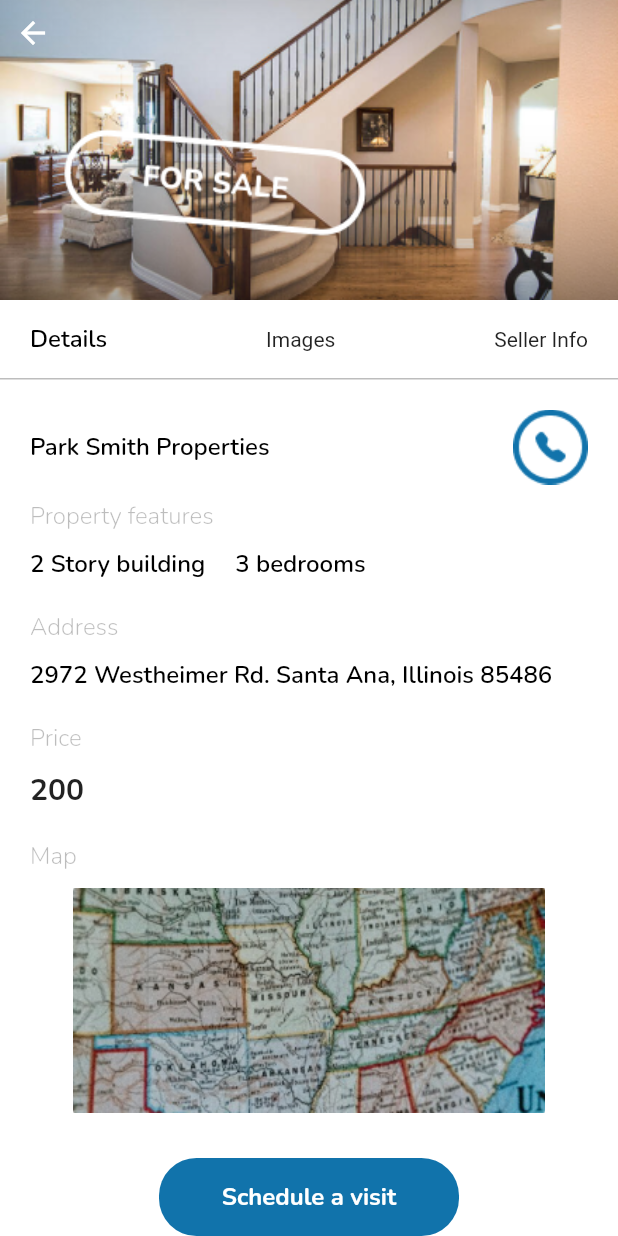
After one commit to akpanphilip/pinearth, a Flutter app: the FullViewProperty screen opened directly, on a phone screen of 412 x 824 dp. The commit adds this screen. Run offline on Flutter 3.47's test engine with Material 2 defaults, Android fonts, the light colour scheme and no system bars; our stand-ins replace animated_bottom_navigation_bar, flutter_svg, get, google_fonts, iconly, page_transition and 1 more.

Commit message:
added fullview property screen

```diff
--- a/pinearth/lib/custom_widgets/custom_widgets.dart
+++ b/pinearth/lib/custom_widgets/custom_widgets.dart
@@ -133,7 +133,7 @@ class PropertyWidget extends StatelessWidget {
                     style: GoogleFonts.nunito(
                         color: Color(0xff000000),
                         fontSize: 12,
-                        fontWeight: FontWeight.w400)),
+                        fontWeight: FontWeight.w600)),
                 SizedBox(height: 10),
                 Row(
                   children: [
@@ -157,7 +157,7 @@ class PropertyWidget extends StatelessWidget {
                               ),
                               Text('${bedroom} bedroom flat',
                                   style: GoogleFonts.nunito(
-                                      color: Color(0xff000000), fontSize: 7))
+                                      color: Color(0xff000000), fontSize: 8))
                             ],
                           ),
                         ),
@@ -184,7 +184,7 @@ class PropertyWidget extends StatelessWidget {
                               ),
                               Text('${bathroom} bathrooms',
                                   style: GoogleFonts.nunito(
-                                      color: Color(0xff000000), fontSize: 7))
+                                      color: Color(0xff000000), fontSize: 8))
                             ],
                           ),
                         ),
@@ -211,7 +211,7 @@ class PropertyWidget extends StatelessWidget {
                               ),
                               Text('${sqr} sqr feet',
                                   style: GoogleFonts.nunito(
-                                      color: Color(0xff000000), fontSize: 7))
+                                      color: Color(0xff000000), fontSize: 8))
                             ],
                           ),
                         ),
@@ -379,7 +379,7 @@ class AppbarTitle extends StatelessWidget {
     return Text(text,
         textAlign: TextAlign.start,
         style: GoogleFonts.nunito(
-            color: Colors.black, fontSize: 16, fontWeight: FontWeight.w800));
+            color: Colors.black, fontSize: 18, fontWeight: FontWeight.w800));
   }
 }
 
--- a/pinearth/lib/main.dart
+++ b/pinearth/lib/main.dart
@@ -19,9 +19,9 @@ class MyApp extends StatelessWidget {
   Widget build(BuildContext context) {
     return MaterialApp(
       title: 'Pinearth',
-      theme: ThemeData(
-        primaryColor: Color(0x0f1173AB), // Set the primary color
-      ),
+      // theme: ThemeData(
+      //   primaryColor: Color(0x0f1173AB), // Set the primary color
+      // ),
       debugShowCheckedModeBanner: false,
       home: const OnboardingScreen(),
     );
--- /dev/null
+++ b/pinearth/lib/screens/fullview_property.dart
@@ -0,0 +1,244 @@
+// ignore_for_file: prefer_const_constructors, prefer_const_literals_to_create_immutables, unnecessary_string_interpolations
+
+import 'package:flutter/material.dart';
+import 'package:google_fonts/google_fonts.dart';
+
+class FullViewProperty extends StatefulWidget {
+  const FullViewProperty({super.key});
+
+  @override
+  State<FullViewProperty> createState() => _FullViewPropertyState();
+}
+
+class _FullViewPropertyState extends State<FullViewProperty> {
+  @override
+  Widget build(BuildContext context) {
+    return SafeArea(
+        child: Scaffold(
+      backgroundColor: Colors.white,
+      body: SingleChildScrollView(
+        child: Column(
+          children: [
+            Container(
+              height: 200,
+              decoration: BoxDecoration(
+                  image: DecorationImage(
+                      image: AssetImage('assets/images/full_property_view.png'),
+                      fit: BoxFit.cover)),
+              child: Stack(
+                children: [
+                  Positioned(
+                      top: 10,
+                      left: 10,
+                      child: Icon(
+                        Icons.arrow_back,
+                        color: Colors.white,
+                      )),
+                  Positioned(
+                      bottom: 40,
+                      left: 40,
+                      child: Image(image: AssetImage('assets/images/tag.png')))
+                ],
+              ),
+            ),
+            Container(
+              decoration: BoxDecoration(
+                  border: Border(bottom: BorderSide(color: Colors.black26))),
+              child: Padding(
+                padding:
+                    const EdgeInsets.symmetric(vertical: 15, horizontal: 20),
+                child: Row(
+                  mainAxisAlignment: MainAxisAlignment.spaceBetween,
+                  children: [
+                    GestureDetector(
+                      onTap: () => Navigator.push(
+                        context,
+                        MaterialPageRoute(
+                            builder: (context) => FullViewProperty()),
+                      ),
+                      child: Text(
+                        'Details',
+                        style: GoogleFonts.nunito(
+                            fontSize: 16,
+                            color: Colors.black,
+                            fontWeight: FontWeight.w600),
+                      ),
+                    ),
+                    Text('Images'),
+                    GestureDetector(
+                        onTap: () => Navigator.push(
+                              context,
+                              MaterialPageRoute(
+                                  builder: (context) => FullViewProperty()),
+                            ),
+                        child: Text('Seller Info')),
+                  ],
+                ),
+              ),
+            ),
+            Padding(
+              padding: const EdgeInsets.all(20.0),
+              child: Container(
+                child: Column(
+                  mainAxisAlignment: MainAxisAlignment.start,
+                  children: [
+                    Row(
+                      mainAxisAlignment: MainAxisAlignment.spaceBetween,
+                      children: [
+                        Text(
+                          'Park Smith Properties',
+                          style: GoogleFonts.nunito(
+                              color: Colors.black,
+                              fontSize: 16,
+                              fontWeight: FontWeight.w600),
+                        ),
+                        Image(image: AssetImage('assets/images/call.png'))
+                      ],
+                    ),
+                    SizedBox(height: 10),
+                    Row(
+                      mainAxisAlignment: MainAxisAlignment.start,
+                      children: [
+                        LabelProperty(text: 'Property features'),
+                      ],
+                    ),
+                    SizedBox(height: 10),
+                    Row(
+                      children: [
+                        PropertyFeature(text: '2 Story building'),
+                        SizedBox(width: 20),
+                        PropertyFeature(text: '3 bedrooms'),
+                      ],
+                    ),
+                    SizedBox(height: 20),
+                    Row(
+                      mainAxisAlignment: MainAxisAlignment.start,
+                      children: [
+                        LabelProperty(text: 'Address'),
+                      ],
+                    ),
+                    SizedBox(height: 10),
+                    Row(
+                      children: [
+                        PropertyFeature(
+                            text:
+                                '2972 Westheimer Rd. Santa Ana, Illinois 85486 '),
+                      ],
+                    ),
+                    SizedBox(height: 20),
+                    Row(
+                      mainAxisAlignment: MainAxisAlignment.start,
+                      children: [
+                        LabelProperty(text: 'Price'),
+                      ],
+                    ),
+                    SizedBox(height: 10),
+                    Row(
+                      children: [
+                        Price(price: '200'),
+                      ],
+                    ),
+                    SizedBox(height: 20),
+                    Row(
+                      mainAxisAlignment: MainAxisAlignment.start,
+                      children: [
+                        LabelProperty(text: 'Map'),
+                      ],
+                    ),
+                    SizedBox(height: 10),
+                    Container(
+                      width: double.infinity,
+                      height: 150,
+                      decoration: BoxDecoration(
+                          image: DecorationImage(
+                              image: AssetImage('assets/images/map.png'))),
+                    ),
+                    SizedBox(height: 30),
+                    Center(
+                      child: SizedBox(
+                        width: 200,
+                        child: ElevatedButton(
+                            style: ElevatedButton.styleFrom(
+                                elevation: 0,
+                                backgroundColor: Color(0xff1173AB),
+                                shape: RoundedRectangleBorder(
+                                    borderRadius: BorderRadius.circular(25))),
+                            onPressed: () {
+                              // Navigator.push(
+                              //   context,
+                              //   MaterialPageRoute(
+                              //       builder: (context) => ProfileScreen()),
+                              // );
+                            },
+                            child: Padding(
+                              padding: const EdgeInsets.all(15.0),
+                              child: Text(
+                                'Schedule a visit',
+                                style: GoogleFonts.nunito(
+                                    fontSize: 16,
+                                    color: Colors.white,
+                                    fontWeight: FontWeight.w700),
+                              ),
+                            )),
+                      ),
+                    ),
+                  ],
+                ),
+              ),
+            )
+          ],
+        ),
+      ),
+    ));
+  }
+}
+
+class Price extends StatelessWidget {
+  final String price;
+  const Price({
+    super.key,
+    required this.price,
+  });
+
+  @override
+  Widget build(BuildContext context) {
+    return Text(
+      price,
+      style: GoogleFonts.nunito(fontSize: 20, fontWeight: FontWeight.w700),
+    );
+  }
+}
+
+class LabelProperty extends StatelessWidget {
+  final String text;
+  const LabelProperty({
+    super.key,
+    required this.text,
+  });
+
+  @override
+  Widget build(BuildContext context) {
+    return Text(
+      text,
+      style: GoogleFonts.nunito(
+          color: Colors.black26, fontWeight: FontWeight.w300, fontSize: 16),
+    );
+  }
+}
+
+class PropertyFeature extends StatelessWidget {
+  final String text;
+  const PropertyFeature({
+    super.key,
+    required this.text,
+  });
+
+  @override
+  Widget build(BuildContext context) {
+    return Text(
+      text,
+      style: GoogleFonts.nunito(
+          fontWeight: FontWeight.w600, fontSize: 16, color: Colors.black),
+    );
+  }
+}
--- a/pinearth/lib/screens/listed_complete_screen.dart
+++ b/pinearth/lib/screens/listed_complete_screen.dart
@@ -2,6 +2,7 @@
 
 import 'package:flutter/material.dart';
 import 'package:google_fonts/google_fonts.dart';
+import 'package:pinearth/screens/root_screen.dart';
 import 'package:pinearth/screens/search_screen.dart';
 
 import '../custom_widgets/custom_widgets.dart';
@@ -43,7 +44,7 @@ class ListedComplete extends StatelessWidget {
                     onPressed: () {
                       Navigator.pushReplacement(
                         context,
-                        MaterialPageRoute(builder: (context) => SearchScreen()),
+                        MaterialPageRoute(builder: (context) => RootScreen()),
                       );
                     },
                     child: Padding(
--- a/pinearth/lib/screens/root_screen.dart
+++ b/pinearth/lib/screens/root_screen.dart
@@ -6,6 +6,7 @@ import 'package:iconly/iconly.dart';
 import 'package:page_transition/page_transition.dart';
 import 'package:pinearth/controller/main_wrapper_controller.dart';
 import 'package:pinearth/screens/auth/login_screen.dart';
+import 'package:pinearth/screens/fullview_property.dart';
 import 'package:pinearth/screens/home_screen.dart';
 import 'package:pinearth/screens/list_property_screen.dart';
 import 'package:pinearth/screens/profile_screen.dart';
@@ -81,11 +82,12 @@ class _RootScreenState extends State<RootScreen> {
         onPageChanged: controller.animateToTab,
         controller: controller.pageController,
         physics: const BouncingScrollPhysics(),
-        children: const [
+        children: [
           SearchScreen(),
           UpdatesScreen(),
           SavedHomesScreen(),
-          ListPropertyScreen(),
+          FullViewProperty(),
+          // ListPropertyScreen(),
           LoginScreen()
         ],
       ),
--- a/pinearth/lib/screens/saved_homes_screen.dart
+++ b/pinearth/lib/screens/saved_homes_screen.dart
@@ -3,6 +3,8 @@
 import 'package:flutter/material.dart';
 import 'package:google_fonts/google_fonts.dart';
 import 'package:iconly/iconly.dart';
+import 'package:pinearth/screens/root_screen.dart';
+import 'package:pinearth/screens/search_screen.dart';
 
 import '../custom_widgets/custom_widgets.dart';
 
@@ -40,7 +42,18 @@ class _SavedHomesScreenState extends State<SavedHomesScreen> {
             ),
             SizedBox(height: 90),
             GestureDetector(
-                onTap: () {}, child: ActionButton(text: 'Back to homes')),
+                onTap: () {
+                  Navigator.pushReplacement(
+                    context,
+                    MaterialPageRoute(builder: (context) => RootScreen()),
+                  );
+
+                  // Navigator.push(
+                  //   context,
+                  //   MaterialPageRoute(builder: (context) => RootScreen()),
+                  // );
+                },
+                child: ActionButton(text: 'Back to homes')),
           ],
         ),
       ),
--- a/pinearth/lib/screens/search_screen.dart
+++ b/pinearth/lib/screens/search_screen.dart
@@ -15,7 +15,6 @@ class SearchScreen extends StatefulWidget {
 }
 
 class _SearchScreenState extends State<SearchScreen> {
-
   List<String> items = ["All", "For Rent", "For Sale", "Hotel", "Event Center"];
 
   List<String> categories = [
@@ -75,7 +74,7 @@ class _SearchScreenState extends State<SearchScreen> {
                                   borderRadius: BorderRadius.circular(25)),
                               child: TextField(
                                 style: TextStyle(
-                                    color: Colors.black, fontSize: 11),
+                                    color: Colors.black, fontSize: 13),
                                 decoration: InputDecoration(
                                   hintText:
                                       'Enter an address, neighborhood or zip code',
@@ -161,6 +160,8 @@ class _SearchScreenState extends State<SearchScreen> {
         ),
         //  dBox(height: 20),
         SliverToBoxAdapter(
+          child: Padding(
+            padding: const EdgeInsets.only(top: 25),
             child: Column(
               children: [
                 Center(
@@ -192,6 +193,7 @@ class _SearchScreenState extends State<SearchScreen> {
               ],
             ),
           ),
+        ),
         SliverToBoxAdapter(
           child: Container(
             height: MediaQuery.of(context).size.height / 1.9,
@@ -214,30 +216,30 @@ class _SearchScreenState extends State<SearchScreen> {
                 }),
           ),
         ),
-        SliverPadding(padding: EdgeInsets.all(50)),
-        SliverToBoxAdapter(
-          child: Container(
-            // height: MediaQuery.of(context).size.height,
-            height: MediaQuery.of(context).size.height / 1.9,
-            child: ListView.builder(
-                scrollDirection: Axis.horizontal,
-                itemCount: properties.length,
-                itemBuilder: (context, index) {
-                  final property = properties[index];
-                  return PropertyWidget(
-                    image: property['imageUrl'] as String,
-                    price: property['price'] as String,
-                    bathroom: property['bathroom'] as String,
-                    bedroom: property['bedroom'] as String,
-                    // category: property['category'] as String,
-                    location: property['location'] as String,
-                    desc: property['desc'] as String,
-                    sqr: property['sqr'] as String,
-                    // agent: property['agent'] as String,
-                  );
-                }),
-          ),
-        ),
+        // SliverPadding(padding: EdgeInsets.all(150)),
+        //   SliverToBoxAdapter(
+        //     child: Container(
+        //       // height: MediaQuery.of(context).size.height,
+        //       height: MediaQuery.of(context).size.height / 1.9,
+        //       child: ListView.builder(
+        //           scrollDirection: Axis.horizontal,
+        //           itemCount: properties.length,
+        //           itemBuilder: (context, index) {
+        //             final property = properties[index];
+        //             return PropertyWidget(
+        //               image: property['imageUrl'] as String,
+        //               price: property['price'] as String,
+        //               bathroom: property['bathroom'] as String,
+        //               bedroom: property['bedroom'] as String,
+        //               // category: property['category'] as String,
+        //               location: property['location'] as String,
+        //               desc: property['desc'] as String,
+        //               sqr: property['sqr'] as String,
+        //               // agent: property['agent'] as String,
+        //             );
+        //           }),
+        //     ),
+        //   ),
       ]),
     );
   }
--- /dev/null
+++ b/pinearth/lib/screens/testblue.dart
@@ -0,0 +1,32 @@
+// ignore_for_file: prefer_const_constructors
+
+import 'package:flutter/material.dart';
+
+class FullViewProperty extends StatefulWidget {
+  const FullViewProperty({super.key});
+
+  @override
+  State<FullViewProperty> createState() => _FullViewPropertyState();
+}
+
+class _FullViewPropertyState extends State<FullViewProperty> {
+  @override
+  Widget build(BuildContext context) {
+    return SafeArea(
+        child: Scaffold(
+      body: SingleChildScrollView(
+        child: Column(
+          children: [
+            Container(
+              height: 250,
+              decoration: BoxDecoration(
+                  image: DecorationImage(
+                      image: AssetImage('assets/images/full_property_view.png'),
+                      fit: BoxFit.cover)),
+            )
+          ],
+        ),
+      ),
+    ));
+  }
+}
--- a/pinearth/pubspec.yaml
+++ b/pinearth/pubspec.yaml
@@ -98,6 +98,10 @@ flutter:
     - assets/images/unavailable.png
     - assets/images/available-listing.png
     - assets/images/customer-support-rocket.png
+    - assets/images/full_property_view.png
+    - assets/images/tag.png
+    - assets/images/call.png
+    - assets/images/map.png
 
 
   # An image asset can refer to one or more resolution-specific "variants", see
```
Also changed, not shown: pinearth/assets/images/call.png (added), pinearth/assets/images/full_property_view.png (added), pinearth/assets/images/map.png (added), pinearth/assets/images/tag.png (added). Lines whose indentation alone changed are shown as unchanged.
